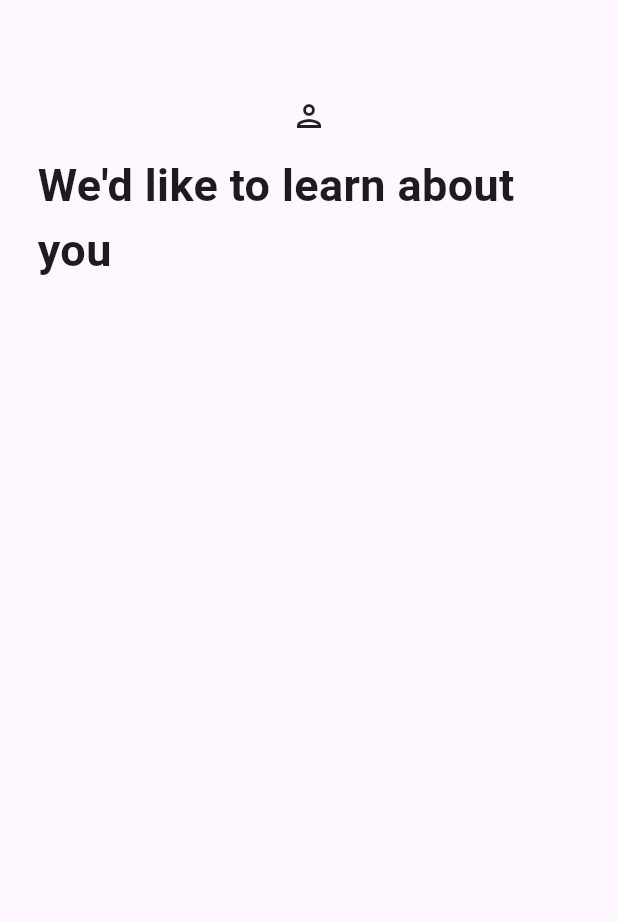
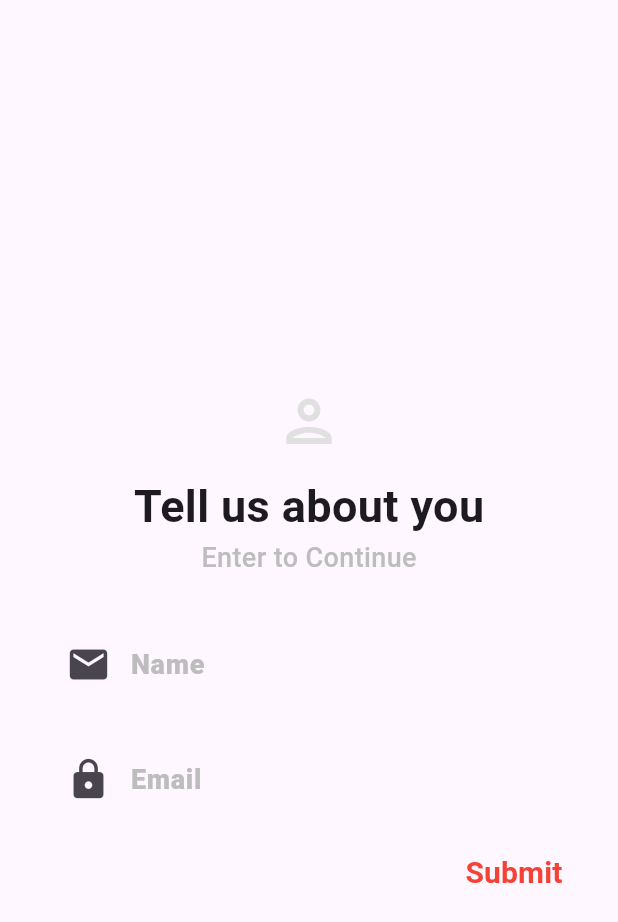
Before and after one commit to rajmeet2001/small_successes, a Flutter app: the screen it shows after launch, on a phone screen of 412 x 824 dp. Shown: the top 922 px of the screen. Run offline on Flutter 3.47's test engine with Material 3 defaults, Android fonts, the light colour scheme and no system bars.

Commit message:
updates continue

```diff
--- a/lib/smb_form.dart
+++ b/lib/smb_form.dart
@@ -1,3 +1,5 @@
+// ignore_for_file: prefer_const_constructors
+
 import 'package:flutter/material.dart';
 
 class smbform extends StatelessWidget {
@@ -8,19 +10,85 @@ class smbform extends StatelessWidget {
     return Scaffold(
       body: Padding(
         padding: EdgeInsets.all(25),
+        child: Center(
+          child: SingleChildScrollView(
             child: Column(
               children: [
                 SizedBox(height: 40),
-            Icon(Icons.person_outlined),
+                Icon(Icons.person_outlined, color: Colors.grey[300], size: 45),
                 SizedBox(height: 13),
                 Text(
-              "We'd like to learn about you",
+                  "Tell us about you",
                   style: TextStyle(
                     fontSize: 30,
                     fontWeight: FontWeight.bold,
                   ),
+                ),
+                Text(
+                  "Enter to Continue",
+                  style: TextStyle(
+                    fontSize: 18,
+                    fontWeight: FontWeight.w500,
+                    color: Colors.grey[400],
+                  ),
+                ),
+                SizedBox(height: 20),
+                Container(
+                  padding: EdgeInsets.symmetric(horizontal: 10, vertical: 5),
+                  child: TextFormField(
+                    style: TextStyle(
+                      color: Theme.of(context).primaryColor,
+                      fontWeight: FontWeight.bold,
+                      fontSize: 22,
+                    ),
+                    decoration: InputDecoration(
+                        border: InputBorder.none,
+                        prefixIcon: Icon(Icons.mail, size: 30),
+                        labelText: "Name",
+                        labelStyle: TextStyle(
+                          fontSize: 18,
+                          color: Colors.grey[400],
+                          fontWeight: FontWeight.w800,
+                        )),
+                  ),
+                ),
+                Container(
+                  padding: EdgeInsets.symmetric(horizontal: 10, vertical: 5),
+                  child: TextFormField(
+                    style: TextStyle(
+                      color: Theme.of(context).primaryColor,
+                      fontWeight: FontWeight.bold,
+                      fontSize: 22,
+                    ),
+                    decoration: InputDecoration(
+                        border: InputBorder.none,
+                        prefixIcon: Icon(Icons.lock, size: 30),
+                        labelText: "Email",
+                        labelStyle: TextStyle(
+                          fontSize: 18,
+                          color: Colors.grey[400],
+                          fontWeight: FontWeight.w800,
+                        )),
+                  ),
+                ),
+                Row(
+                  mainAxisAlignment: MainAxisAlignment.end,
+                  children: [
+                    TextButton(
+                        onPressed: () {},
+                        child: Text(
+                          "Submit",
+                          style: TextStyle(
+                            fontSize: 20,
+                            fontWeight: FontWeight.bold,
+                            color: Theme.of(context).primaryColor,
+                          ),
+                        ))
+                  ],
                 )
               ],
+            ),
+          ),
         ),
       ),
     );
```
Lines whose indentation alone changed are shown as unchanged.
